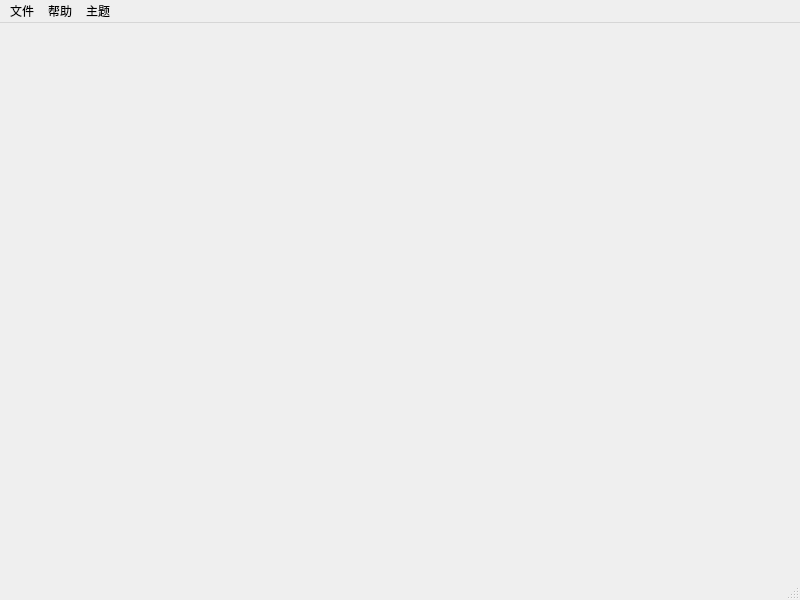
pydmy7/WinkStudio, file mainwindow/mainwindow.ui: the form before one commit.
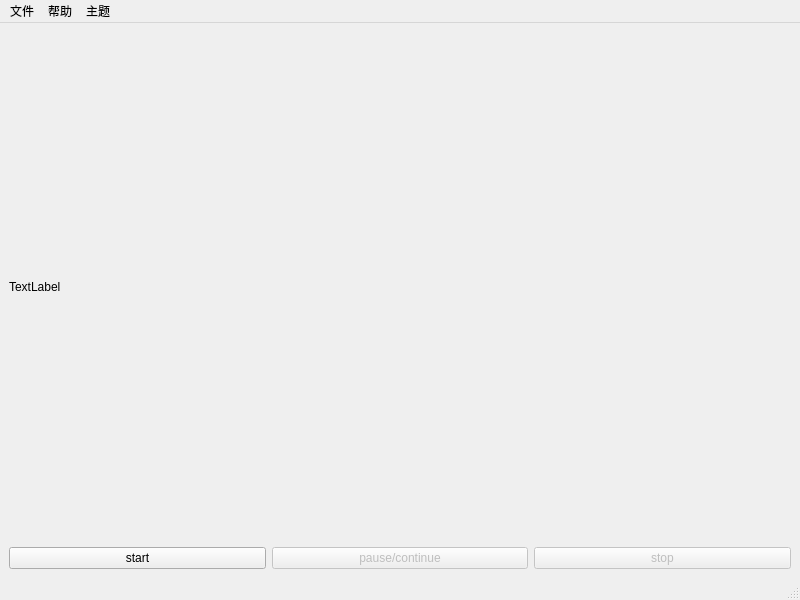
The form after the commit.

What changed in the file:
```diff
--- a/mainwindow/mainwindow.ui
+++ b/mainwindow/mainwindow.ui
@@ -13,7 +13,48 @@
   <property name="windowTitle">
    <string>WinkStudio</string>
   </property>
-  <widget class="QWidget" name="centralwidget"/>
+  <widget class="QWidget" name="centralwidget">
+   <layout class="QVBoxLayout" name="verticalLayout">
+    <item>
+     <widget class="QLabel" name="label_preview">
+      <property name="text">
+       <string>TextLabel</string>
+      </property>
+     </widget>
+    </item>
+    <item>
+     <layout class="QHBoxLayout" name="horizontalLayout">
+      <item>
+       <widget class="QPushButton" name="btn_start">
+        <property name="text">
+         <string>start</string>
+        </property>
+       </widget>
+      </item>
+      <item>
+       <widget class="QPushButton" name="btn_pausecontinue">
+        <property name="enabled">
+         <bool>false</bool>
+        </property>
+        <property name="text">
+         <string>pause/continue</string>
+        </property>
+       </widget>
+      </item>
+      <item>
+       <widget class="QPushButton" name="btn_stop">
+        <property name="enabled">
+         <bool>false</bool>
+        </property>
+        <property name="text">
+         <string>stop</string>
+        </property>
+       </widget>
+      </item>
+     </layout>
+    </item>
+   </layout>
+  </widget>
   <widget class="QMenuBar" name="menubar">
    <property name="geometry">
     <rect>
```
